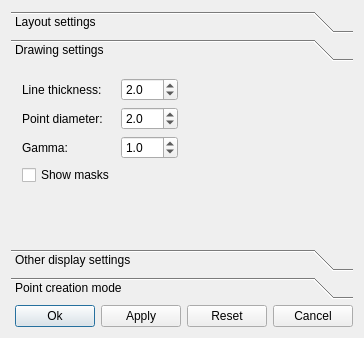
The window that src/saisieQT/Settings.ui (micmacIGN/micmac) describes before a commit, drawn with Qt 5.
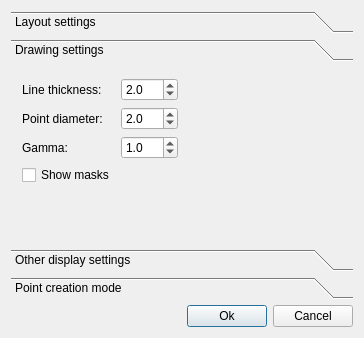
The same window after the commit. Icons and pictures are not drawn.

Commit message: SaisieQT: debug settings

Diff of the .ui file:
```diff
--- a/src/saisieQT/Settings.ui
+++ b/src/saisieQT/Settings.ui
@@ -572,20 +572,6 @@
        </property>
       </widget>
      </item>
-     <item>
-      <widget class="QPushButton" name="applyButton">
-       <property name="text">
-        <string>Apply</string>
-       </property>
-      </widget>
-     </item>
-     <item>
-      <widget class="QPushButton" name="resetButton">
-       <property name="text">
-        <string>Reset</string>
-       </property>
-      </widget>
-     </item>
      <item>
       <widget class="QPushButton" name="cancelButton">
        <property name="text">
```
Left out of the diff: 8 changed lines with no effect on the pictures. The commit also changes 4 other files.
